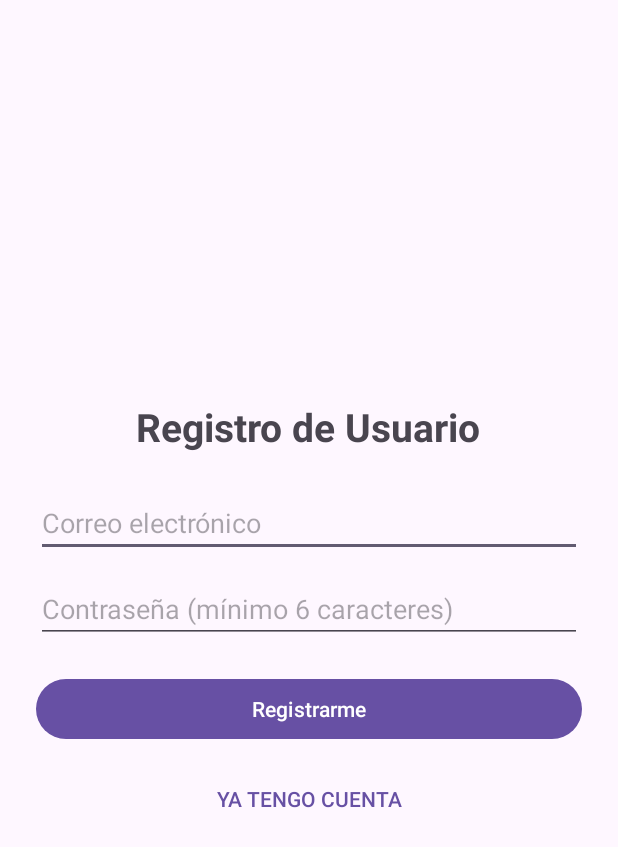
After one commit to JoacoParede/ControlGastos, an Android app: the RegisterActivity screen opened directly, with no data from a screen before it, on a phone screen of 412 x 824 dp. The commit adds this screen. Shown: the top 847 px of the screen. Run offline under Robolectric (Android 15) with nearby library versions, the phone set to English and light mode, and no system bars; our stand-ins replace Firebase (no records; nobody signed in at launch, a user with empty details on screens opened directly).

Commit message:
Push 3: Implementacion de registro, inicio y cierre de sesion

```diff
--- a/app/build.gradle
+++ b/app/build.gradle
@@ -4,11 +4,11 @@ plugins {
 }
 
 android {
-    namespace 'com.ejemplo.controlgastos'
-    compileSdk 35
+    namespace 'com.example.controlgastos'
+    compileSdk 36
 
     defaultConfig {
-        applicationId "com.ejemplo.controlgastos"
+        applicationId "com.example.controlgastos"
         minSdk 24
         targetSdk 35
         versionCode 1
--- /dev/null
+++ b/app/src/main/java/com/example/controlgastos/RegisterActivity.java
@@ -0,0 +1,51 @@
+package com.example.controlgastos;
+
+import android.content.Intent;
+import android.os.Bundle;
+import android.text.TextUtils;
+import android.widget.Button;
+import android.widget.EditText;
+import android.widget.Toast;
+import androidx.appcompat.app.AppCompatActivity;
+import com.google.firebase.auth.FirebaseAuth;
+
+public class RegisterActivity extends AppCompatActivity {
+
+    private EditText etCorreo, etPass;
+    private FirebaseAuth mAuth;
+
+    @Override
+    protected void onCreate(Bundle savedInstanceState) {
+        super.onCreate(savedInstanceState);
+        setContentView(R.layout.activity_register);
+
+        mAuth = FirebaseAuth.getInstance();
+        etCorreo = findViewById(R.id.etCorreoReg);
+        etPass = findViewById(R.id.etPassReg);
+        Button btnRegistrar = findViewById(R.id.btnRegistrar);
+        Button btnVolver = findViewById(R.id.btnVolverLogin);
+
+        btnRegistrar.setOnClickListener(v -> registrarUsuario());
+        btnVolver.setOnClickListener(v -> finish());
+    }
+
+    private void registrarUsuario() {
+        String correo = etCorreo.getText().toString().trim();
+        String pass = etPass.getText().toString().trim();
+
+        if (TextUtils.isEmpty(correo) || pass.length() < 6) {
+            Toast.makeText(this, "Ingresa un correo válido y contraseña de al menos 6 caracteres", Toast.LENGTH_SHORT).show();
+            return;
+        }
+
+        mAuth.createUserWithEmailAndPassword(correo, pass)
+                .addOnSuccessListener(authResult -> {
+                    Toast.makeText(this, "Usuario creado correctamente", Toast.LENGTH_SHORT).show();
+                    startActivity(new Intent(this, MainActivity.class));
+                    finish();
+                })
+                .addOnFailureListener(e ->
+                        Toast.makeText(this, "Error al registrar: " + e.getMessage(), Toast.LENGTH_SHORT).show()
+                );
+    }
+}
--- /dev/null
+++ b/app/src/main/res/layout/activity_register.xml
@@ -0,0 +1,47 @@
+<?xml version="1.0" encoding="utf-8"?>
+<LinearLayout xmlns:android="http://schemas.android.com/apk/res/android"
+    android:layout_width="match_parent"
+    android:layout_height="match_parent"
+    android:orientation="vertical"
+    android:gravity="center"
+    android:padding="24dp">
+
+    <TextView
+        android:layout_width="wrap_content"
+        android:layout_height="wrap_content"
+        android:text="Registro de Usuario"
+        android:textSize="26sp"
+        android:textStyle="bold"
+        android:layout_marginBottom="24dp" />
+
+    <EditText
+        android:id="@+id/etCorreoReg"
+        android:layout_width="match_parent"
+        android:layout_height="wrap_content"
+        android:hint="Correo electrónico"
+        android:inputType="textEmailAddress"
+        android:layout_marginBottom="12dp" />
+
+    <EditText
+        android:id="@+id/etPassReg"
+        android:layout_width="match_parent"
+        android:layout_height="wrap_content"
+        android:hint="Contraseña (mínimo 6 caracteres)"
+        android:inputType="textPassword"
+        android:layout_marginBottom="20dp" />
+
+    <Button
+        android:id="@+id/btnRegistrar"
+        android:layout_width="match_parent"
+        android:layout_height="wrap_content"
+        android:text="Registrarme"
+        android:layout_marginBottom="12dp" />
+
+    <Button
+        android:id="@+id/btnVolverLogin"
+        android:layout_width="match_parent"
+        android:layout_height="wrap_content"
+        android:text="Ya tengo cuenta"
+        android:textColor="#6750A4"
+        style="?android:attr/borderlessButtonStyle" />
+</LinearLayout>
```
Also changed, not shown: app/src/main/AndroidManifest.xml (+10 -3 lines), app/src/main/java/com/example/controlgastos/LoginActivity.java (added, +61 -0 lines), app/src/main/java/com/example/controlgastos/MainActivity.java (+25 -10 lines), app/src/main/res/layout/activity_login.xml (added, +47 -0 lines), app/src/main/res/layout/activity_main.xml (+78 -13 lines).
